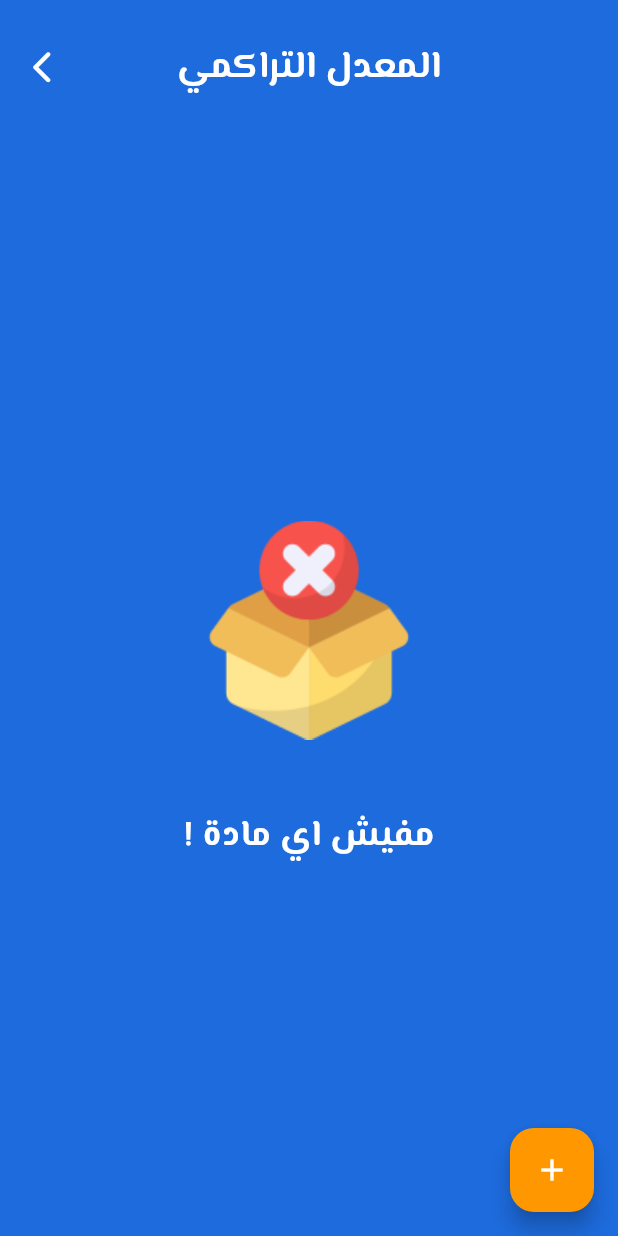
After one commit to MuhammadOs/e7sebly, a Flutter app: the GPA screen opened by its route, on a phone screen of 412 x 824 dp. The commit adds this screen. Run offline on Flutter 3.47's test engine with Material 3 defaults, Android fonts, the phone set to English and light mode, and no system bars; our stand-ins replace device_preview, font_awesome_flutter, math_expressions, percent_indicator.

Commit message:
gpa feature done

```diff
--- a/lib/core/util/constants.dart
+++ b/lib/core/util/constants.dart
@@ -1,6 +1,9 @@
+import 'package:e7sebly/features/gpa/data/course_model.dart';
+
 class AppConstants {
   static const appName = "E7sebly";
   static const appNameLower = "e7sebly";
 
   static String userName = "فندم";
+  static List<Course> courses = [];
 }
--- /dev/null
+++ b/lib/features/gpa/data/course_model.dart
@@ -0,0 +1,7 @@
+class Course {
+  final String name;
+  final String grade;
+  final int creditHours;
+
+  Course({required this.name, required this.grade, required this.creditHours});
+}
--- a/lib/features/gpa/presentation/view/Gpa.dart
+++ b/lib/features/gpa/presentation/view/Gpa.dart
@@ -1,10 +1,134 @@
-import 'package:flutter/cupertino.dart';
+import 'package:e7sebly/core/util/sizeConfig.dart';
+import 'package:e7sebly/features/gpa/presentation/view/add_course_screen.dart';
+import 'package:e7sebly/features/gpa/presentation/view/empty_state_gpa_screen.dart';
+import 'package:flutter/material.dart';
+import 'package:e7sebly/core/util/constants.dart';
+import 'package:e7sebly/features/gpa/data/course_model.dart';
+import 'widgets/course_list_item.dart';
+import 'widgets/gpa_circular_percent_indicator.dart';
 
-class GPA extends StatelessWidget {
-  const GPA({Key? key}) : super(key: key);
+class GPA extends StatefulWidget {
+  const GPA({super.key});
+
+  @override
+  _GPAState createState() => _GPAState();
+}
+
+class _GPAState extends State<GPA> {
+  double calculateGPA() {
+    double totalPoints = 0;
+    int totalCreditHours = 0;
+
+    AppConstants.courses.forEach((subject) {
+      double gradePoint = _gradeToPoints(subject.grade);
+      totalPoints += gradePoint * subject.creditHours;
+      totalCreditHours += subject.creditHours;
+    });
+
+    return totalPoints / totalCreditHours;
+  }
+
+  double _gradeToPoints(String grade) {
+    switch (grade) {
+      case 'A+':
+        return 4.0;
+      case 'A':
+        return 3.7;
+      case 'B+':
+        return 3.3;
+      case 'B':
+        return 3.0;
+      case 'C+':
+        return 2.7;
+      case 'C':
+        return 2.3;
+      case 'D':
+        return 1.0;
+      case 'F':
+        return 0.0;
+      default:
+        return 0.0;
+    }
+  }
 
   @override
   Widget build(BuildContext context) {
-    return Container();
+    SizeConfig().init(context);
+    double w = SizeConfig.screenW!;
+    return Scaffold(
+      backgroundColor: const Color(0XFF1D6BDD),
+      appBar: AppBar(
+        backgroundColor: Colors.transparent,
+        elevation: 0,
+        toolbarHeight: 90,
+        leading: IconButton(
+          onPressed: () {
+            Navigator.pop(context);
+          },
+          icon: Icon(
+            Icons.arrow_back_ios_new_rounded,
+            color: Colors.white,
+            size: (w <= 550) ? 25 : 30,
+          ),
+        ),
+        title: Text(
+          "المعدل التراكمي",
+          style: TextStyle(
+            fontFamily: "mess_bold",
+            color: Colors.white,
+            fontSize: (w <= 550) ? 25 : 30,
+          ),
+        ),
+        centerTitle: true,
+      ),
+      body: AppConstants.courses.isEmpty
+          ? const EmptyStateGPAScreen()
+          : Padding(
+              padding: const EdgeInsets.all(16.0),
+              child: Column(
+                children: [
+                  GpaCircularPercentIndicator(
+                    gpa: calculateGPA(),
+                  ),
+                  const SizedBox(height: 20),
+                  Expanded(
+                    child: ListView.builder(
+                      itemCount: AppConstants.courses.length,
+                      itemBuilder: (context, index) {
+                        return CourseListItem(
+                          name: AppConstants.courses[index].name,
+                          grade: AppConstants.courses[index].grade,
+                          onDelete: () {
+                            setState(() {
+                              AppConstants.courses.removeAt(index);
+                            });
+                          },
+                        );
+                      },
+                    ),
+                  ),
+                ],
+              ),
+            ),
+      floatingActionButton: FloatingActionButton(
+        backgroundColor: Colors.orange,
+        onPressed: () async {
+          final result = await showModalBottomSheet<Course>(
+            context: context,
+            isScrollControlled: true,
+            builder: (context) => AddSubjectBottomSheet(),
+          );
+          if (result != null) {
+            setState(() {
+              AppConstants.courses.add(result);
+            });
+          }
+        },
+        child: const Icon(
+          Icons.add,
+          color: Colors.white,
+        ),
+      ),
+    );
   }
 }
--- /dev/null
+++ b/lib/features/gpa/presentation/view/empty_state_gpa_screen.dart
@@ -0,0 +1,22 @@
+import 'package:flutter/material.dart';
+
+class EmptyStateGPAScreen extends StatelessWidget {
+  const EmptyStateGPAScreen({super.key});
+
+  @override
+  Widget build(BuildContext context) {
+    return Center(
+      child: Column(
+        mainAxisAlignment: MainAxisAlignment.center,
+        children: [
+          Image.asset('assets/img/icons/empty.png', height: 200),
+          const SizedBox(height: 20),
+          const Text('! مفيش اي مادة',
+              style: TextStyle(
+                  fontSize: 24, fontFamily: "mess_bold", color: Colors.white)),
+          const SizedBox(height: 20),
+        ],
+      ),
+    );
+  }
+}
--- a/pubspec.yaml
+++ b/pubspec.yaml
@@ -42,6 +42,7 @@ dependencies:
   math_expressions: ^2.5.0
   device_preview: ^1.2.0
   font_awesome_flutter: ^9.1.0
+  percent_indicator: ^4.2.3
 
 
 dev_dependencies:
```
Also changed, not shown: lib/features/bmi/presentation/view/bmiScreen.dart (+12 -18 lines), lib/features/gpa/presentation/view/add_course_screen.dart (added, +193 -0 lines), lib/features/gpa/presentation/view/widgets/course_list_item.dart (added, +59 -0 lines), lib/features/gpa/presentation/view/widgets/gpa_circular_percent_indicator.dart (added, +33 -0 lines), assets/img/icons/empty.png (added), pubspec.lock.
